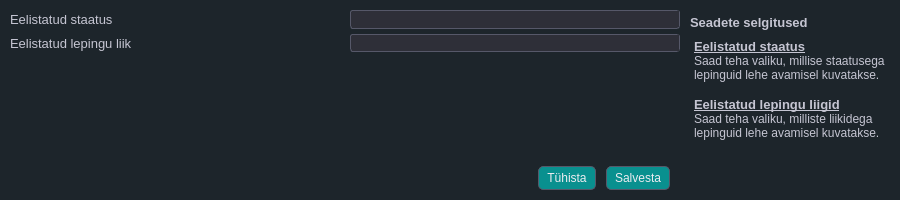
Old version of the form mailabl-qgis/config/confWidgets/ContractsSetup.ui in the repository TuloliKalver/mailabl-qgis.
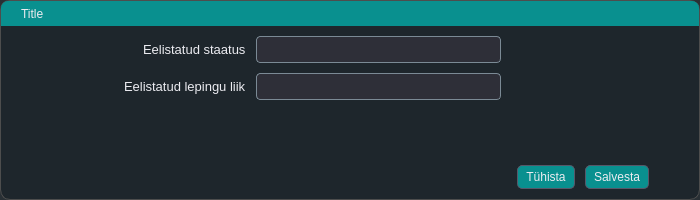
New version of the form. Icons and pictures are not drawn. Custom widgets are drawn as their Qt base class.

Commit message: PreRelease 2.24 Settings modules updates v1.1 all modules working

```diff
--- a/mailabl-qgis/config/confWidgets/ContractsSetup.ui
+++ b/mailabl-qgis/config/confWidgets/ContractsSetup.ui
@@ -6,7 +6,7 @@
    <rect>
     <x>0</x>
     <y>0</y>
-    <width>900</width>
+    <width>700</width>
     <height>200</height>
    </rect>
   </property>
@@ -18,13 +18,13 @@
   </property>
   <property name="minimumSize">
    <size>
-    <width>900</width>
+    <width>700</width>
     <height>200</height>
    </size>
   </property>
   <property name="maximumSize">
    <size>
-    <width>900</width>
+    <width>700</width>
     <height>200</height>
    </size>
   </property>
@@ -39,18 +39,28 @@
    <string>Lepingute seaded</string>
   </property>
   <property name="styleSheet">
-   <string notr="true">
-/* ====================================================== */
-/* 🎨 Global Theme - Base Colors, Background &amp; Typography */
-/* ====================================================== */
-* {
+   <string notr="true">* {
     border: transparent;
-    background-color: #1d252b; /* Updated background */
+    boreder-radius: 10px;
+	background-color: rgba(29, 37, 43, 0.78);  /* 10% transparency */
     padding: 0;
     margin: 0;
-    color: #c5c5d2; /* Default light gray text */
+    color: #ececf1; /* Brighter default text */
 }
 
+#FrameMain{
+    border-radius: 10px;
+	border: 1px solid #4d4d4d;
+	background-color: rgba(29, 37, 43, 0.89);  /* 10% transparency */
+}
+
+
+QLabel, QFrame{
+	background: None;
+	}
+
+
+
 
 /* ------------------------------------------------------ */
 /* 🧠 Global Interaction Effects - Focused Field &amp; Tabs   */
@@ -81,9 +91,9 @@
 QLineEdit {
     background-color: #303a42;   /* Matches the global dark background */
     color: #c5c5d2;              /* Default light gray text */
-    border: 1px solid #4d4d4d;   /* Subtle default border */
+    border: 1px solid #6f7f87;
     border-radius: 4px;          /* Rounded corners for a smooth look */
-    padding: 6px;                /* Adequate padding for text clarity */
+    padding: 4px;                /* Adequate padding for text clarity */
 }
 
 /* 
@@ -199,58 +209,6 @@
 }
 
 
-/* General QCheckBox styles */
-QCheckBox {
-    color: #ececf1; /* Text color */
-    spacing: 5px; /* Space between checkbox and text */
-}
-
-/* Style the indicator (checkbox) */
-QCheckBox::indicator {
-    width: 12px;
-    height: 12px;
-    background-color: #40414f; /* Background color for unchecked state */
-    border: 1px solid #565869; /* Border for unchecked state */
-    border-radius: 3px;
-}
-
-/* Style the indicator when checked */
-QCheckBox::indicator:checked {
-    background-color: rgba(70, 70, 85, 0.5); /* Semi-transparent gray background color for checked state */
-    border: 1px solid #acacbe;
-    image: url(&quot;:/images/themes/default/algorithms/mAlgorithmCheckGeometry.svg&quot;); /* Using QGIS built-in icon */
-}
-
-/* Style the indicator when unchecked */
-QCheckBox::indicator:unchecked {
-    background-color: #40414f; /* Background color for unchecked state */
-    border: 1px solid #565869; /* Border for unchecked state */
-}
-
-/* Style the indicator when hovered */
-QCheckBox::indicator:hover {
-    background-color: #565869;
-}
-
-/* Style the indicator when disabled */
-QCheckBox::indicator:disabled {
-    background-color: #30303a; /* Darker background color for disabled state */
-    border: 1px solid #40414f; /* Darker border for disabled state */
-}
-
-/* Style the indicator when checked and disabled */
-QCheckBox::indicator:checked:disabled {
-    background-color: rgba(50, 50, 60, 0.5); /* Semi-transparent darker gray background color for checked and disabled state */
-    border: 1px solid #40414f;
-    image: url(&quot;:/images/themes/default/algorithms/mAlgorithmCheckGeometry.svg&quot;); /* Using QGIS built-in icon */
-    opacity: 0.5; /* Make the icon appear disabled */
-}
-
-/* Style the checkbox text when disabled */
-QCheckBox:disabled {
-    color: #6a6a75; /* Darker text color for disabled state */
-}
-
 /* ══════════════════════════════════════════════════════ */
 /*                 ✅ QCheckBox Styling                   */
 /* ══════════════════════════════════════════════════════ */
@@ -258,41 +216,51 @@
 QCheckBox {
     color: #d1d1e0;
     spacing: 5px;
-    font-size: 14px;
+    font-size: 12px;
+	 background: transparent; /* This removes any background */
 }
 
-/* Base indicator styling */
+/* Default indicator box */
 QCheckBox::indicator {
     width: 16px;
     height: 16px;
+    background-color: #40414f;
     border: 1px solid #1f5d5c;
     border-radius: 3px;
-    background: #597278
 }
 
-/* Hover effect for indicator */
+/* Hovered box */
 QCheckBox::indicator:hover {
     border: 1px solid #0b4544;
+    background-color: #565869;
 }
 
-/* Checked state with a custom image for the check mark */
+/* Checked state */
 QCheckBox::indicator:checked {
-    background: rgb(9,144,143);
+    background-color: rgb(9, 144, 143);
     border: 1px solid #565869;
+    image: url(&quot;:/images/themes/default/algorithms/mAlgorithmCheckGeometry.svg&quot;);
 }
 
+/* Checked + Hover */
+QCheckBox::indicator:checked:hover {
+    background-color: rgba(9, 144, 143, 0.8);
+    border: 1px solid #acacbe;
+}
 
-/* ⚫ Disabled State - More Noticeable */
+/* Disabled */
+QCheckBox:disabled {
+    color: #6a6a75;
+}
 QCheckBox::indicator:disabled {
-    background-color: #1d252b;
-    border: 1px dashed rgba(120, 120, 130, 0.5); /* **Dashed, faded border** */
-    color: rgba(170, 170, 180, 0.5); /* **Faded text color** */
-    opacity: 0.5; /* **Lower opacity to indicate inactive state** */
+    background-color: #2c2c35;
+    border: 1px dashed rgba(120, 120, 130, 0.5);
 }
-
-
-QGroupBox{
-	color: #ececf1;
+QCheckBox::indicator:checked:disabled {
+    background-color: rgba(50, 50, 60, 0.5);
+    border: 1px solid #40414f;
+    image: url(&quot;:/images/themes/default/algorithms/mAlgorithmCheckGeometry.svg&quot;);
+    opacity: 0.5;
 }
 
 
@@ -303,9 +271,9 @@
 QComboBox {
     background-color: #2e2f38;
     color: #c5c5d2;
-    border: 1px solid #565869;
-    border-radius: 3px;
-    padding-left: 5px;
+	border: 1px solid #7b8a95;    
+	border-radius: 4px;
+    padding: 4px;
 }
 
 QComboBox::drop-down {
@@ -389,292 +357,18 @@
 }
 
 
-
-
-/* ══════════════════════════════════════════════════════ */
-/* 🧭 Global Vertical ScrollBar - Core UI Scroll Styling  */
-/* ══════════════════════════════════════════════════════ */
-
-QScrollBar:vertical {
-    border: none;
-    background: #2e2f38;  /* Match background color */
-    width: 8px;
-    margin: 0px;  /* Remove spacing */
-    border-radius: 4px;
+#dragFrame {
+    border-top-left-radius: 7px;
+    border-top-right-radius: 7px;
+    border-bottom-right-radius: 0px;
+    border-bottom-left-radius: 0px;
+    background-color: rgba(9, 144, 143, 1.0);
+    cursor: move;
+    color: #ececf1; /* Brighter default text */
 }
 
-QScrollBar::handle:vertical {
-    background-color: qradialgradient(spread:pad, cx:1, cy:0.728, radius:0.826, 
-        fx:0.498455, fy:0.95, stop:0.125 rgba(9, 144, 143, 255), stop:1 rgba(46, 47, 56, 253));
-    min-height: 25px;
-    border-radius: 4px;
-}
 
-QScrollBar::handle:vertical:hover {
-    background-color: qradialgradient(spread:pad, cx:1, cy:0.995, radius:1.24, 
-        fx:1, fy:0.988, stop:0 rgba(9, 144, 143, 255), stop:0.920455 rgba(46, 47, 56, 253));
-}
-
-/* Hide Up/Down Buttons */
-QScrollBar::add-line:vertical, 
-QScrollBar::sub-line:vertical {
-    background: none;
-    height: 0px;
-}
-
-/* Make the unused track area blend with background */
-QScrollBar::add-page:vertical, 
-QScrollBar::sub-page:vertical {
-    background: #2e2f38;
-}
-
-/* ════════════════════════════════════════════════════════ */
-/* 🧭 Global Horisontal ScrollBar - Core UI Scroll Styling  */
-/* ════════════════════════════════════════════════════════ */
-
-
-QScrollBar:horizontal {
-    border: none;
-    background: #2e2f38;  /* Match background color */
-    height: 8px;
-    margin: 0px;
-    border-radius: 4px;
-}
-
-QScrollBar::handle:horizontal {
-    background-color: qradialgradient(spread:pad, cx:1, cy:0.728, radius:0.826, 
-        fx:0.498455, fy:0.95, stop:0.125 rgba(9, 144, 143, 255), stop:1 rgba(46, 47, 56, 253));
-    min-width: 25px;
-    border-radius: 4px;
-}
-
-QScrollBar::handle:horizontal:hover {
-    background-color: qradialgradient(spread:pad, cx:1, cy:0.995, radius:1.24, 
-        fx:1, fy:0.988, stop:0 rgba(9, 144, 143, 255), stop:0.920455 rgba(46, 47, 56, 253));
-}
-
-/* Hide Left/Right Buttons */
-QScrollBar::add-line:horizontal, 
-QScrollBar::sub-line:horizontal {
-    background: none;
-    width: 0px;
-}
-
-/* Make the unused track area blend with background */
-QScrollBar::add-page:horizontal, 
-QScrollBar::sub-page:horizontal {
-    background: #2e2f38;
-}
-
-
-/* ====================================================== */
-/* 📊 QTableView - Layout, Colors, and Interaction Styles */
-/* ====================================================== */
-
-QTableView {
-    background-color: #2e2f38; /* Consistent dark gray base */
-    border: 1px solid #4d4d4d;
-    border-radius: 5px;
-    gridline-color: #565869;
-    /* Updated selection gradient using teal accent */
-    selection-background-color: qlineargradient(
-        x1: 0, y1: 0, x2: 0, y2: 1,
-        stop: 0 rgba(9,144,143,10),
-        stop: 1 rgba(9,144,143,50)
-    );
-    selection-color: #ececf1;
-}
-
-
-/* Adjust header style with white text */
-QHeaderView::section {
-    background-color: #35353f;
-    color: #ececf1; 
-    border-top: 0.5px solid #323232;
-    border-left: 0.5px solid #323232;
-    border-right: 0.5px solid #323232;
-    border-bottom: 1px solid #4d4d4d;
-    padding: 1px 3px;
-    font-size: 12px;
-}
-
-/* Entire table disabled state */
-QTableView:disabled {
-    background-color: rgba(30,30,35,180);
-    color: rgba(150,150,160,120);
-    border: 1px solid rgba(100,100,110,80);
-    gridline-color: rgba(80,80,90,80);
-    cursor: not-allowed;
-}
-
-/* Make headers look disabled */
-QTableView:disabled QHeaderView::section {
-    background-color: rgba(50,50,58,150);
-    
-    border-bottom: 1px solid rgba(80,80,90,100);
-}
-
-/* Remove focus outline when disabled */
-QTableView:disabled:focus {
-    outline: none;
-}
-
-/* Corner widget (where row/column headers meet) */
-QTableCornerButton::section {
-    background: #35353f;
-    border: 1px solid #4d4d4d;
-}
-
-/* Disabled corner styling */
-QTableView:disabled QTableCornerButton::section {
-    background: rgba(50,50,58,150);
-    border: 1px solid rgba(80,80,90,100);
-}
-
-/* Disable selection effect when the table is disabled */
-QTableView:disabled QTableView::item:selected {
-    background-color: rgba(50,50,58,100);
-    color: rgba(150,150,160,100);
-}
-
-/* Hovered rows for better contrast */
-QTableView::item:hover {
-    background-color: #3a3f4b;
-    color: #ececf1;
-    min-height: 16px;  /* Decreased row height */
-}
-
-/* Selected rows using the same teal gradient as QTableView selection */
-QTableView::item:selected {
-    background-color: qlineargradient(
-        x1: 0, y1: 0, x2: 0, y2: 1,
-        stop: 0 rgba(9,144,143,10),
-        stop: 1 rgba(9,144,143,50)
-    );
-    /*color: #ececf1;*/
-    min-height: 16px;  /* Decreased row height */
-}
-
-/* Non-selected rows with a subtle gradient for depth */
-QTableView::item {
-    background-color: qlineargradient(
-        x1: 0, y1: 0, x2: 0, y2: 1,
-        stop: 0 rgba(46,47,56,25),
-        stop: 1 rgba(46,47,56,255)
-    );
-    color: #d1d1e0;
-    min-height: 16px;  /* Decreased row height */
-}
-
-/* Ensure deselected rows return to their default style */
-QTableView::item:!selected {
-    background-color: qlineargradient(
-        x1: 0, y1: 0, x2: 0, y2: 1,
-        stop: 0 rgba(46,47,56,25),
-        stop: 1 rgba(46,47,56,255)
-    );
-    color: #d1d1e0;
-    min-height: 16px;  /* Decreased row height */
-}
-
-/* Disabled item styling */
-QTableView::item:disabled {
-    background-color: rgba(50,50,58,100);
-    color: rgba(150,150,160,100);
-    font-style: italic;
-    border: 1px dashed rgba(100,100,110,80);
-    min-height: 16px;  /* Decreased row height */
-}
-
-
-
-
-
-/* ====================================================== */
-/* 🧩 Targeted UI Elements - ID-Based Custom Styling      */
-/* ====================================================== */
-
-#Sevituudid{
-    background-color: #343b47;
-}
-
-#leftMenuContainer {
-    background: qlineargradient(x1:0, y1:0, x2:0, y2:1, stop:0 #202123, stop:1 #18191d);
-    border-right: 1px solid #3a3a3a;
-    padding-right: 2px;
-    border-top-right-radius: 5px;
-    border-bottom-right-radius: 5px;
-}
-
-#rightFrame {
-    background: qlineargradient(x1:0, y1:0, x2:0, y2:1, stop:0 #202123, stop:1 #18191d);
-    border-left: 1px solid #3a3a3a;
-    padding-lef: 2px;
-    border-top-right-radius: 5px;
-    border-bottom-right-radius: 5px;
-}
-
-#SetupLayers, #SetupLayers_2, #SetupUserData {
-border: none;
-border-bottom: 1px solid rgb(131, 142, 162);
-}
-
-#UC_Main_Frame QPushButton,#pbChoose_Properties_for_Projects{
-	padding: 1px 8px;
-    border-radiusr: 6px;
-}
-
-#UC_Main_Frame QPushButton:hover{
-
-	padding: 1px 8px;
-    border-radius: 6px;
-}
-
-
-#wOl_Settings QPushButton{
-	padding: 1px 8px;
-    border-radius: 6px;
-}
-
-#wOl_Settings QPushButton:hover{
-	padding: 1px 8px;
-    border-radius: 6px;
-}
-
-#rightMenuContainer QPushButton{
-	text-align: right;
-	border-top-right-radius: 0px;
-	border-bottom-right-radius: 0px;
-    
-}
-
-#rightMenuContainer QPushButton:hover{
-    text-align: right;
-    border-top-right-radius: 0px;
-	border-bottom-right-radius: 0px;  
-}
-
-
-#leftMenuContainer QPushButton{
-	text-align: left;
-	border-top-left-radius: 0px;
-	border-bottom-left-radius: 0px;	
-}
-#leftMenuContainer QPushButton:hover{
-    text-align: left;
-	border-top-left-radius: 0px;
-	border-bottom-left-radius: 0px;
-
-}
-
-#MailablDialogBase{
-    border: 1px solid #4d4d4d;
-	border-top-left-radius: 7px;     /* Rounded top-left corner */
-    border-top-right-radius: 7px;    /* Rounded top-right corner */
-    border-right-radius: 7px;        /* No rounding on right side */
-    border-left-radius: 7px;    
-	background: None;  /* 10% transparency */
-}</string>
+</string>
   </property>
   <layout class="QVBoxLayout" name="verticalLayout">
    <property name="spacing">
@@ -693,7 +387,7 @@
     <number>0</number>
    </property>
    <item>
-    <widget class="QFrame" name="fContent">
+    <widget class="QFrame" name="FrameMain">
      <property name="minimumSize">
       <size>
        <width>0</width>
@@ -706,75 +400,82 @@
      <property name="frameShadow">
       <enum>QFrame::Raised</enum>
      </property>
+     <layout class="QVBoxLayout" name="verticalLayout_4">
+      <property name="spacing">
+       <number>10</number>
+      </property>
+      <property name="leftMargin">
+       <number>0</number>
+      </property>
+      <property name="topMargin">
+       <number>0</number>
+      </property>
+      <property name="rightMargin">
+       <number>0</number>
+      </property>
+      <property name="bottomMargin">
+       <number>0</number>
+      </property>
+      <item>
+       <widget class="QFrame" name="dragFrame">
+        <property name="minimumSize">
+         <size>
+          <width>0</width>
+          <height>25</height>
+         </size>
+        </property>
+        <property name="maximumSize">
+         <size>
+          <width>1000000</width>
+          <height>25</height>
+         </size>
+        </property>
+        <property name="frameShape">
+         <enum>QFrame::StyledPanel</enum>
+        </property>
+        <property name="frameShadow">
+         <enum>QFrame::Raised</enum>
+        </property>
      <layout class="QHBoxLayout" name="horizontalLayout_6">
       <property name="spacing">
        <number>0</number>
       </property>
       <property name="leftMargin">
-       <number>0</number>
+          <number>20</number>
       </property>
       <property name="topMargin">
-       <number>10</number>
+          <number>0</number>
       </property>
       <property name="rightMargin">
-       <number>10</number>
-      </property>
-      <property name="bottomMargin">
-       <number>10</number>
-      </property>
-      <item>
-       <widget class="QFrame" name="fSettingsMain">
-        <property name="frameShape">
-         <enum>QFrame::StyledPanel</enum>
-        </property>
-        <property name="frameShadow">
-         <enum>QFrame::Raised</enum>
-        </property>
-        <layout class="QVBoxLayout" name="verticalLayout_2">
-         <property name="spacing">
-          <number>10</number>
-         </property>
-         <property name="leftMargin">
-          <number>10</number>
-         </property>
-         <property name="topMargin">
           <number>0</number>
          </property>
-         <property name="rightMargin">
-          <number>10</number>
-         </property>
          <property name="bottomMargin">
           <number>0</number>
          </property>
          <item>
-          <widget class="QFrame" name="fSettingsPreferrences">
-           <property name="styleSheet">
-            <string notr="true"/>
+          <widget class="QLabel" name="lblTitle">
+           <property name="text">
+            <string>Title</string>
            </property>
-           <property name="frameShape">
-            <enum>QFrame::StyledPanel</enum>
-           </property>
-           <property name="frameShadow">
-            <enum>QFrame::Raised</enum>
-           </property>
-           <layout class="QVBoxLayout" name="verticalLayout_3">
-            <property name="spacing">
-             <number>5</number>
-            </property>
-            <property name="leftMargin">
-             <number>0</number>
-            </property>
-            <property name="topMargin">
-             <number>0</number>
-            </property>
-            <property name="rightMargin">
-             <number>0</number>
-            </property>
-            <property name="bottomMargin">
-             <number>5</number>
-            </property>
+          </widget>
+         </item>
+        </layout>
+       </widget>
+      </item>
             <item>
              <widget class="QFrame" name="f_Main_5">
+        <property name="minimumSize">
+         <size>
+          <width>500</width>
+          <height>0</height>
+         </size>
+        </property>
+        <property name="maximumSize">
+         <size>
+          <width>500</width>
+          <height>16777215</height>
+         </size>
+        </property>
               <property name="frameShape">
                <enum>QFrame::StyledPanel</enum>
               </property>
@@ -797,7 +498,7 @@
                <property name="bottomMargin">
                 <number>0</number>
                </property>
-               <item alignment="Qt::AlignLeft">
+         <item alignment="Qt::AlignRight">
                 <widget class="QLabel" name="lblCurrect_Cadastral_3">
                  <property name="font">
                   <font>
@@ -859,6 +560,18 @@
             </item>
             <item>
              <widget class="QFrame" name="f_Main_4">
+        <property name="minimumSize">
+         <size>
+          <width>500</width>
+          <height>0</height>
+         </size>
+        </property>
+        <property name="maximumSize">
+         <size>
+          <width>500</width>
+          <height>16777215</height>
+         </size>
+        </property>
               <property name="frameShape">
                <enum>QFrame::StyledPanel</enum>
               </property>
@@ -881,7 +594,7 @@
                <property name="bottomMargin">
                 <number>0</number>
                </property>
-               <item alignment="Qt::AlignLeft">
+         <item alignment="Qt::AlignRight">
                 <widget class="QLabel" name="lblPreferedContractTypes_2">
                  <property name="font">
                   <font>
@@ -895,9 +608,12 @@
                 </widget>
                </item>
                <item>
-                <widget class="QgsCheckableComboBox" name="cbcb_PreferredContractTypes"/>
-               </item>
-              </layout>
+          <widget class="QgsCheckableComboBox" name="cbcb_PreferredContractTypes">
+           <property name="font">
+            <font>
+             <pointsize>10</pointsize>
+            </font>
+           </property>
              </widget>
             </item>
            </layout>
@@ -932,13 +648,13 @@
              <number>0</number>
             </property>
             <property name="topMargin">
-             <number>0</number>
+          <number>10</number>
             </property>
             <property name="rightMargin">
-             <number>10</number>
+          <number>50</number>
             </property>
             <property name="bottomMargin">
-             <number>0</number>
+          <number>10</number>
             </property>
             <item>
              <spacer name="horizontalSpacer">
@@ -983,83 +699,6 @@
                 <width>18</width>
                 <height>18</height>
                </size>
-              </property>
-             </widget>
-            </item>
-           </layout>
-          </widget>
-         </item>
-        </layout>
-       </widget>
-      </item>
-      <item>
-       <widget class="QFrame" name="fHelpMenu">
-        <property name="minimumSize">
-         <size>
-          <width>200</width>
-          <height>0</height>
-         </size>
-        </property>
-        <property name="maximumSize">
-         <size>
-          <width>200</width>
-          <height>16777215</height>
-         </size>
-        </property>
-        <property name="styleSheet">
-         <string notr="true"/>
-        </property>
-        <property name="frameShape">
-         <enum>QFrame::StyledPanel</enum>
-        </property>
-        <property name="frameShadow">
-         <enum>QFrame::Raised</enum>
-        </property>
-        <layout class="QVBoxLayout" name="verticalLayout_10">
-         <property name="spacing">
-          <number>5</number>
-         </property>
-         <property name="leftMargin">
-          <number>0</number>
-         </property>
-         <property name="topMargin">
-          <number>5</number>
-         </property>
-         <property name="rightMargin">
-          <number>0</number>
-         </property>
-         <property name="bottomMargin">
-          <number>0</number>
-         </property>
-         <item>
-          <widget class="QLabel" name="label_2">
-           <property name="font">
-            <font>
-             <pointsize>10</pointsize>
-             <weight>75</weight>
-             <bold>true</bold>
-            </font>
-           </property>
-           <property name="text">
-            <string>Seadete selgitused</string>
-           </property>
-          </widget>
-         </item>
-         <item>
-          <widget class="QTextEdit" name="textEdit">
-           <property name="font">
-            <font>
-             <pointsize>10</pointsize>
-            </font>
-           </property>
-           <property name="html">
-            <string>&lt;!DOCTYPE HTML PUBLIC &quot;-//W3C//DTD HTML 4.0//EN&quot; &quot;http://www.w3.org/TR/REC-html40/strict.dtd&quot;&gt;
-&lt;html&gt;&lt;head&gt;&lt;meta name=&quot;qrichtext&quot; content=&quot;1&quot; /&gt;&lt;style type=&quot;text/css&quot;&gt;
-p, li { white-space: pre-wrap; }
-&lt;/style&gt;&lt;/head&gt;&lt;body style=&quot; font-family:'MS Shell Dlg 2'; font-size:10pt; font-weight:400; font-style:normal;&quot;&gt;
-&lt;p style=&quot; margin-top:0px; margin-bottom:0px; margin-left:0px; margin-right:0px; -qt-block-indent:0; text-indent:0px;&quot;&gt;&lt;span style=&quot; font-weight:600; text-decoration: underline;&quot;&gt;Eelistatud staatus&lt;/span&gt;&lt;br /&gt;&lt;span style=&quot; font-size:9pt;&quot;&gt;Saad teha valiku, millise staatusega lepinguid lehe avamisel kuvatakse.&lt;/span&gt;&lt;/p&gt;
-&lt;p style=&quot;-qt-paragraph-type:empty; margin-top:0px; margin-bottom:0px; margin-left:0px; margin-right:0px; -qt-block-indent:0; text-indent:0px;&quot;&gt;&lt;br /&gt;&lt;/p&gt;
-&lt;p style=&quot; margin-top:0px; margin-bottom:0px; margin-left:0px; margin-right:0px; -qt-block-indent:0; text-indent:0px;&quot;&gt;&lt;span style=&quot; font-weight:600; text-decoration: underline;&quot;&gt;Eelistatud lepingu liigid&lt;/span&gt;&lt;br /&gt;&lt;span style=&quot; font-size:9pt;&quot;&gt;Saad teha valiku, milliste liikidega lepinguid lehe avamisel kuvatakse.&lt;/span&gt;&lt;/p&gt;&lt;/body&gt;&lt;/html&gt;</string>
            </property>
           </widget>
          </item>
```
Lines whose indentation alone changed are shown as unchanged. The commit also changes 10 other files.
